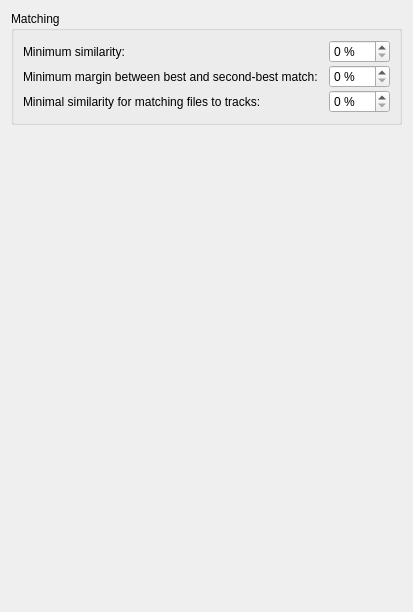
Old version of the form ui/options_matching.ui in the repository metabrainz/picard.
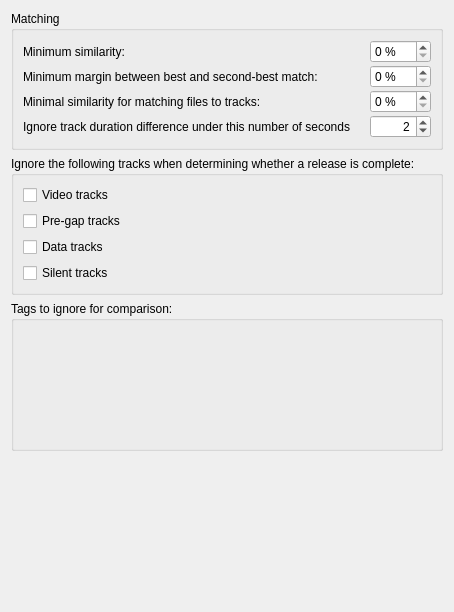
New version of the form. Custom widgets are drawn as their Qt base class.

Commit message: Options: Consolidate matching and completeness settings on Matching page

```diff
--- a/ui/options_matching.ui
+++ b/ui/options_matching.ui
@@ -98,6 +98,103 @@
         </property>
        </widget>
       </item>
+      <item row="3" column="0">
+       <widget class="QLabel" name="label_track_duration_diff">
+        <property name="sizePolicy">
+         <sizepolicy hsizetype="Expanding" vsizetype="Preferred">
+          <horstretch>0</horstretch>
+          <verstretch>0</verstretch>
+         </sizepolicy>
+        </property>
+        <property name="text">
+         <string>Ignore track duration difference under this number of seconds</string>
+        </property>
+        <property name="buddy">
+         <cstring>ignore_track_duration_difference_under</cstring>
+        </property>
+       </widget>
+      </item>
+      <item row="3" column="1">
+       <widget class="QSpinBox" name="ignore_track_duration_difference_under">
+        <property name="sizePolicy">
+         <sizepolicy hsizetype="Minimum" vsizetype="Fixed">
+          <horstretch>0</horstretch>
+          <verstretch>0</verstretch>
+         </sizepolicy>
+        </property>
+        <property name="alignment">
+         <set>Qt::AlignRight|Qt::AlignTrailing|Qt::AlignVCenter</set>
+        </property>
+        <property name="accelerated">
+         <bool>true</bool>
+        </property>
+        <property name="minimum">
+         <number>1</number>
+        </property>
+        <property name="maximum">
+         <number>7200</number>
+        </property>
+        <property name="value">
+         <number>2</number>
+        </property>
+       </widget>
+      </item>
+     </layout>
+    </widget>
+   </item>
+   <item>
+    <widget class="QGroupBox" name="groupBox_completeness">
+     <property name="title">
+      <string>Ignore the following tracks when determining whether a release is complete:</string>
+     </property>
+     <layout class="QVBoxLayout" name="completeness_layout">
+      <item>
+       <widget class="QCheckBox" name="completeness_ignore_videos">
+        <property name="text">
+         <string>Video tracks</string>
+        </property>
+       </widget>
+      </item>
+      <item>
+       <widget class="QCheckBox" name="completeness_ignore_pregap">
+        <property name="text">
+         <string>Pre-gap tracks</string>
+        </property>
+       </widget>
+      </item>
+      <item>
+       <widget class="QCheckBox" name="completeness_ignore_data">
+        <property name="text">
+         <string>Data tracks</string>
+        </property>
+       </widget>
+      </item>
+      <item>
+       <widget class="QCheckBox" name="completeness_ignore_silence">
+        <property name="text">
+         <string>Silent tracks</string>
+        </property>
+       </widget>
+      </item>
+     </layout>
+    </widget>
+   </item>
+   <item>
+    <widget class="QGroupBox" name="groupBox_ignore_tags">
+     <property name="title">
+      <string>Tags to ignore for comparison:</string>
+     </property>
+     <layout class="QVBoxLayout" name="ignore_tags_layout">
+      <item>
+       <widget class="TagListEditor" name="compare_ignore_tags" native="true">
+        <property name="sizePolicy">
+         <sizepolicy hsizetype="Preferred" vsizetype="Expanding">
+          <horstretch>0</horstretch>
+          <verstretch>0</verstretch>
+         </sizepolicy>
+        </property>
+       </widget>
+      </item>
      </layout>
     </widget>
    </item>
@@ -116,6 +213,14 @@
    </item>
   </layout>
  </widget>
+ <customwidgets>
+  <customwidget>
+   <class>TagListEditor</class>
+   <extends>QWidget</extends>
+   <header>picard.ui.widgets.taglisteditor</header>
+   <container>1</container>
+  </customwidget>
+ </customwidgets>
  <tabstops>
   <tabstop>match_min_similarity</tabstop>
   <tabstop>match_min_margin</tabstop>
```
Left out of the diff: 5 changed lines with no effect on the pictures. The commit also changes 5 other files.
